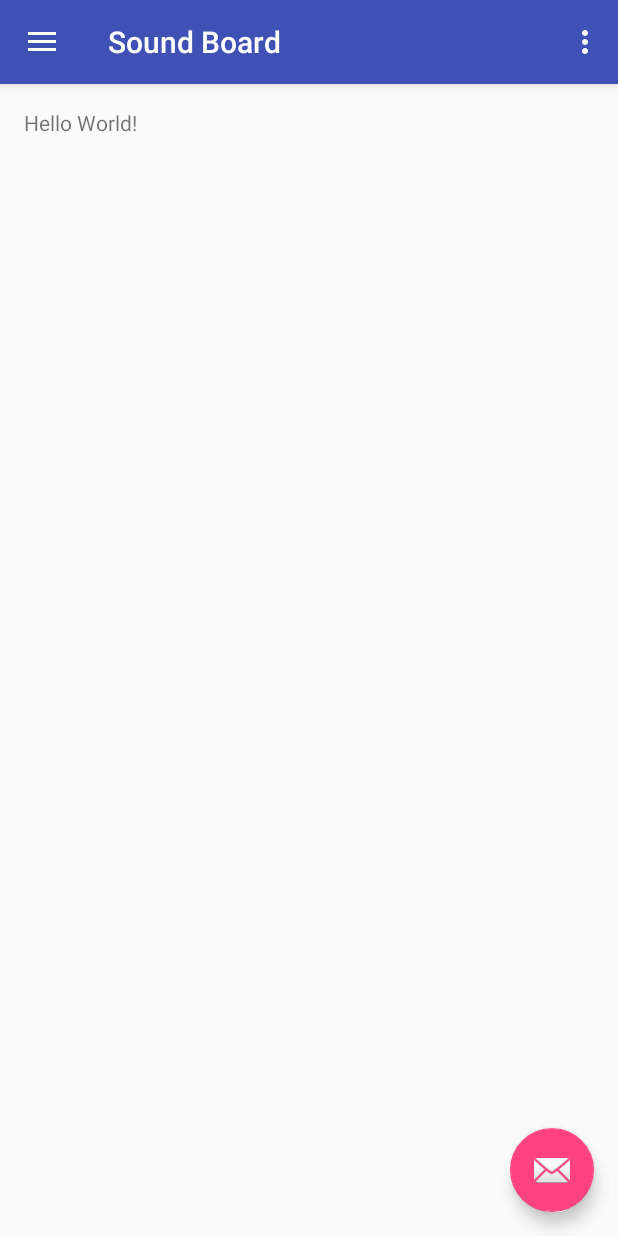
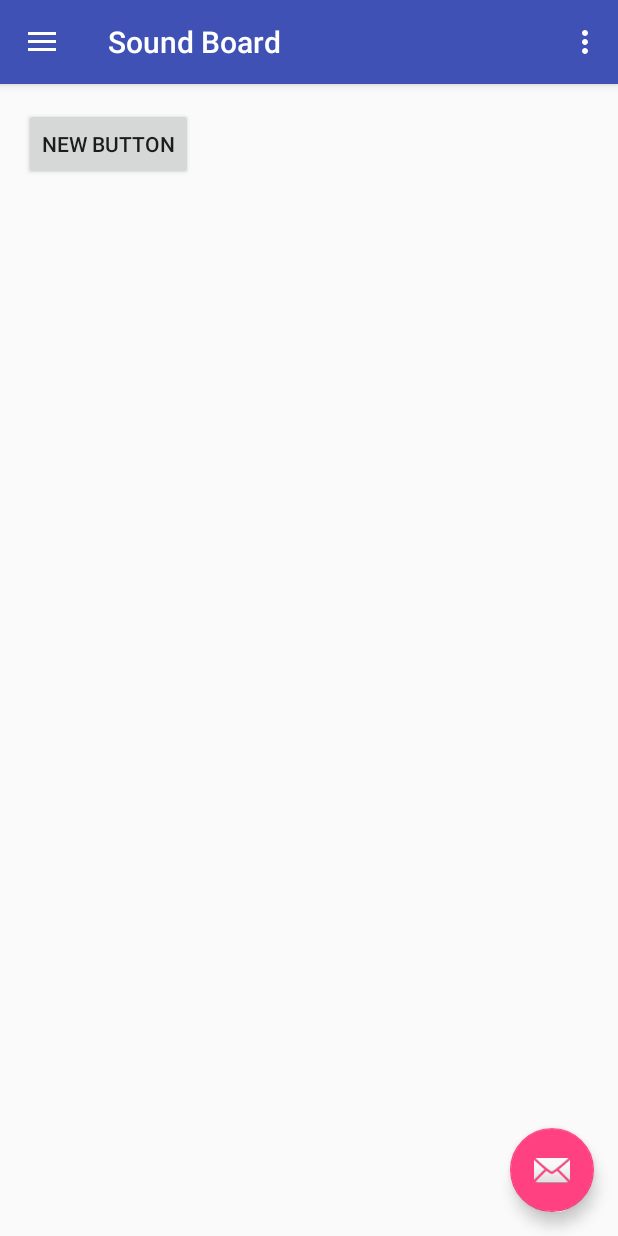
Before and after one commit to buttspank/soundboard, an Android app: the screen it shows after launch (MainActivity), after a tap on "Jedi", on a phone screen of 412 x 824 dp. Run offline under Robolectric (Android 15) with nearby library versions, the phone set to English and light mode, and no system bars; 1 other tap on this screen came first.

Commit message:
Made fragment and class for jedi

```diff
--- a/SoundBoard/app/src/main/java/org/pltw/examples/soundboard/Creatures.java
+++ b/SoundBoard/app/src/main/java/org/pltw/examples/soundboard/Creatures.java
@@ -4,4 +4,5 @@ package org.pltw.examples.soundboard;
  * Created by anthony90113 on 5/18/2017.
  */
 public class Creatures extends MainActivity {
+    //This class is for creatures.
 }
--- /dev/null
+++ b/SoundBoard/app/src/main/java/org/pltw/examples/soundboard/JediFragment.java
@@ -0,0 +1,21 @@
+package org.pltw.examples.soundboard;
+
+import android.os.Bundle;
+import android.support.annotation.Nullable;
+import android.support.v4.app.Fragment;
+import android.view.LayoutInflater;
+import android.view.View;
+import android.view.ViewGroup;
+import android.widget.Button;
+
+/**
+ * Created by anthony90113 on 5/19/2017.
+ */
+public class JediFragment extends Fragment{
+
+    public View onCreateView(LayoutInflater inflater, ViewGroup container, Bundle savedInstanceState) {
+        View rootView = inflater.inflate(R.layout.fragment_jedi, container, false);
+
+        return rootView;
+    }
+}
--- a/SoundBoard/app/src/main/java/org/pltw/examples/soundboard/MainActivity.java
+++ b/SoundBoard/app/src/main/java/org/pltw/examples/soundboard/MainActivity.java
@@ -3,6 +3,9 @@ package org.pltw.examples.soundboard;
 import android.os.Bundle;
 import android.support.design.widget.FloatingActionButton;
 import android.support.design.widget.Snackbar;
+import android.support.v4.app.Fragment;
+import android.support.v4.app.FragmentTransaction;
+import android.util.Log;
 import android.view.View;
 import android.support.design.widget.NavigationView;
 import android.support.v4.view.GravityCompat;
@@ -80,7 +83,11 @@ public class MainActivity extends AppCompatActivity
         // Handle navigation view item clicks here.
         int id = item.getItemId();
 
+        Fragment contentFragment = null;
+
         if (id == R.id.jedi_sounds) {
+            contentFragment = new JediFragment();
+           // Log.e("Testing", "Made new Jedi Fragment");
             // Handle the camera action
         } else if (id == R.id.sith_sounds) {
 
@@ -90,6 +97,12 @@ public class MainActivity extends AppCompatActivity
 
         }
 
+        if(contentFragment != null){
+            FragmentTransaction ft = getSupportFragmentManager().beginTransaction();
+            ft.replace(R.id.content_frame, contentFragment);
+            ft.commit();
+        }
+
         DrawerLayout drawer = (DrawerLayout) findViewById(R.id.drawer_layout);
         drawer.closeDrawer(GravityCompat.START);
         return true;
--- a/SoundBoard/app/src/main/res/layout/content_main.xml
+++ b/SoundBoard/app/src/main/res/layout/content_main.xml
@@ -13,7 +13,8 @@
     tools:showIn="@layout/app_bar_main"
     tools:context="org.pltw.examples.soundboard.MainActivity">
 
-    <TextView
+    <FrameLayout
+        android:id="@+id/content_frame"
         android:text="Hello World!"
         android:layout_width="wrap_content"
         android:layout_height="wrap_content" />
--- /dev/null
+++ b/SoundBoard/app/src/main/res/layout/fragment_jedi.xml
@@ -0,0 +1,11 @@
+<?xml version="1.0" encoding="utf-8"?>
+<LinearLayout xmlns:android="http://schemas.android.com/apk/res/android"
+              android:layout_width="match_parent"
+              android:layout_height="match_parent">
+
+    <Button
+        android:layout_width="wrap_content"
+        android:layout_height="wrap_content"
+        android:text="New Button"
+        android:id="@+id/jedi_button1"/>
+</LinearLayout>
```
